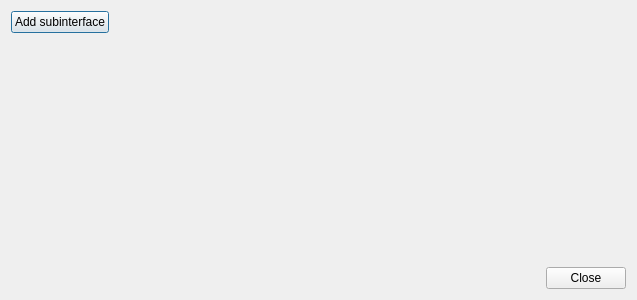
mlynekj/graphical-netconf-configurator, file ui/source/editinterfacedialog.ui: the form before one commit.
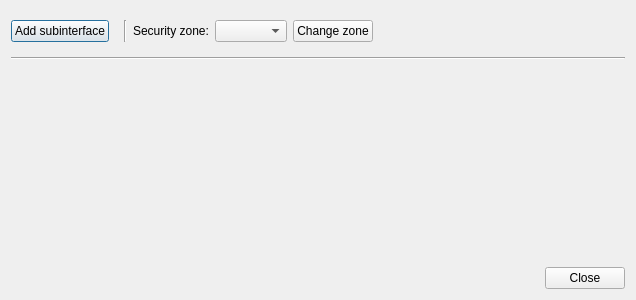
The form after the commit.

Commit message: added the ability to assign interfaces to a specific security zone

What changed in the file:
```diff
--- a/ui/source/editinterfacedialog.ui
+++ b/ui/source/editinterfacedialog.ui
@@ -6,7 +6,7 @@
    <rect>
     <x>0</x>
     <y>0</y>
-    <width>637</width>
+    <width>636</width>
     <height>300</height>
    </rect>
   </property>
@@ -23,8 +23,79 @@
        </property>
       </widget>
      </item>
+     <item>
+      <widget class="QFrame" name="security_zone_frame">
+       <property name="enabled">
+        <bool>true</bool>
+       </property>
+       <property name="sizePolicy">
+        <sizepolicy hsizetype="Minimum" vsizetype="Preferred">
+         <horstretch>0</horstretch>
+         <verstretch>0</verstretch>
+        </sizepolicy>
+       </property>
+       <property name="minimumSize">
+        <size>
+         <width>0</width>
+         <height>0</height>
+        </size>
+       </property>
+       <layout class="QHBoxLayout" name="security_zone_layout">
+        <item>
+         <widget class="Line" name="interface_top_vertical_line">
+          <property name="sizePolicy">
+           <sizepolicy hsizetype="Fixed" vsizetype="Minimum">
+            <horstretch>0</horstretch>
+            <verstretch>0</verstretch>
+           </sizepolicy>
+          </property>
+          <property name="orientation">
+           <enum>Qt::Orientation::Vertical</enum>
+          </property>
+         </widget>
+        </item>
+        <item>
+         <widget class="QLabel" name="security_zone_label">
+          <property name="text">
+           <string>Security zone:</string>
+          </property>
+         </widget>
+        </item>
+        <item>
+         <widget class="QComboBox" name="security_zone_combobox"/>
+        </item>
+        <item>
+         <widget class="QPushButton" name="change_security_zone_button">
+          <property name="text">
+           <string>Change zone</string>
+          </property>
+         </widget>
+        </item>
+        <item>
+         <spacer name="security_zone_spacer">
+          <property name="orientation">
+           <enum>Qt::Orientation::Horizontal</enum>
+          </property>
+          <property name="sizeHint" stdset="0">
+           <size>
+            <width>40</width>
+            <height>20</height>
+           </size>
+          </property>
+         </spacer>
+        </item>
+       </layout>
+      </widget>
+     </item>
     </layout>
    </item>
+   <item>
+    <widget class="Line" name="horizontal_line">
+     <property name="orientation">
+      <enum>Qt::Orientation::Horizontal</enum>
+     </property>
+    </widget>
+   </item>
    <item>
     <spacer name="top_spacer">
      <property name="orientation">
```
The commit also changes 5 other files.
